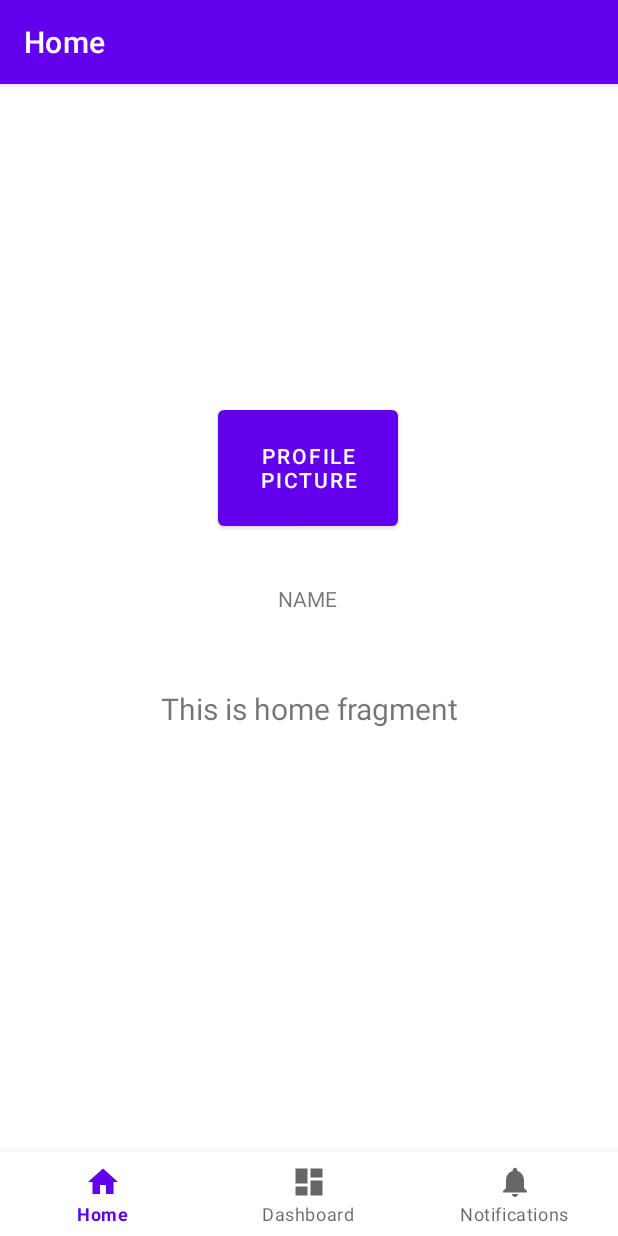
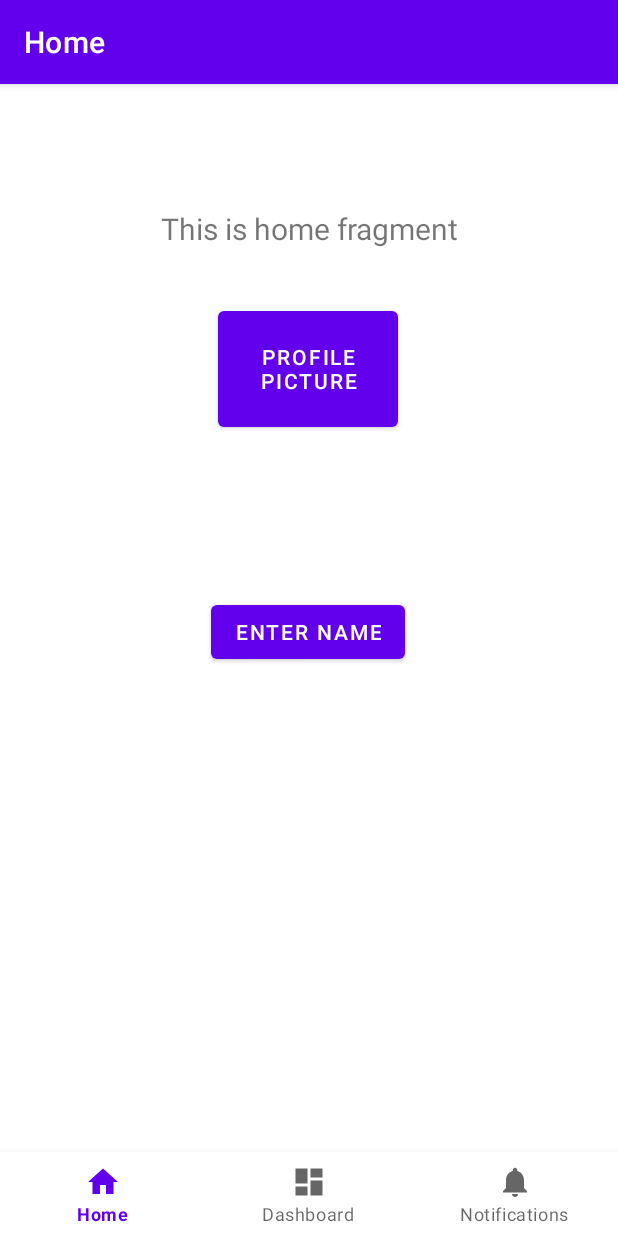
Before and after one commit to Zephyruskk/Root-Digital, an Android app: the screen it shows after launch (MainActivity), on a phone screen of 412 x 824 dp. Run offline under Robolectric (Android 15) with nearby library versions, the phone set to English and light mode, and no system bars; our stand-ins replace navigation-ui.

Commit message:
App Update
Start development in user personalization:
entering preferred name

```diff
--- a/Illo/app/src/main/res/layout/fragment_home.xml
+++ b/Illo/app/src/main/res/layout/fragment_home.xml
@@ -17,20 +17,23 @@
         android:textSize="20sp"
         app:layout_constraintBottom_toBottomOf="parent"
         app:layout_constraintEnd_toEndOf="parent"
+        app:layout_constraintHorizontal_bias="1.0"
         app:layout_constraintStart_toStartOf="parent"
-        app:layout_constraintTop_toTopOf="parent" />
+        app:layout_constraintTop_toTopOf="parent"
+        app:layout_constraintVertical_bias="0.028" />
 
     <TextView
         android:id="@+id/name"
         android:layout_width="wrap_content"
         android:layout_height="wrap_content"
-        android:text="NAME"
+        android:ems="10"
+        android:text=""
+        android:textSize="25dp"
         app:layout_constraintBottom_toBottomOf="parent"
         app:layout_constraintEnd_toEndOf="parent"
-        app:layout_constraintHorizontal_bias="0.498"
         app:layout_constraintStart_toStartOf="parent"
         app:layout_constraintTop_toTopOf="parent"
-        app:layout_constraintVertical_bias="0.4" />
+        app:layout_constraintVertical_bias="0.35" />
 
     <Button
         android:id="@+id/pfp"
@@ -42,7 +45,7 @@
         app:layout_constraintHorizontal_bias="0.498"
         app:layout_constraintStart_toStartOf="parent"
         app:layout_constraintTop_toTopOf="parent"
-        app:layout_constraintVertical_bias="0.249" />
+        app:layout_constraintVertical_bias="0.143" />
 
     <androidx.recyclerview.widget.RecyclerView
         android:id="@+id/userStats"
@@ -55,4 +58,16 @@
         app:layout_constraintTop_toTopOf="parent"
         app:layout_constraintVertical_bias="0.754" />
 
+    <Button
+        android:id="@+id/button"
+        android:layout_width="wrap_content"
+        android:layout_height="wrap_content"
+        android:text="Enter Name"
+        app:layout_constraintBottom_toBottomOf="parent"
+        app:layout_constraintEnd_toEndOf="parent"
+        app:layout_constraintHorizontal_bias="0.498"
+        app:layout_constraintStart_toStartOf="parent"
+        app:layout_constraintTop_toTopOf="parent"
+        app:layout_constraintVertical_bias="0.43" />
+
 </androidx.constraintlayout.widget.ConstraintLayout>
```
